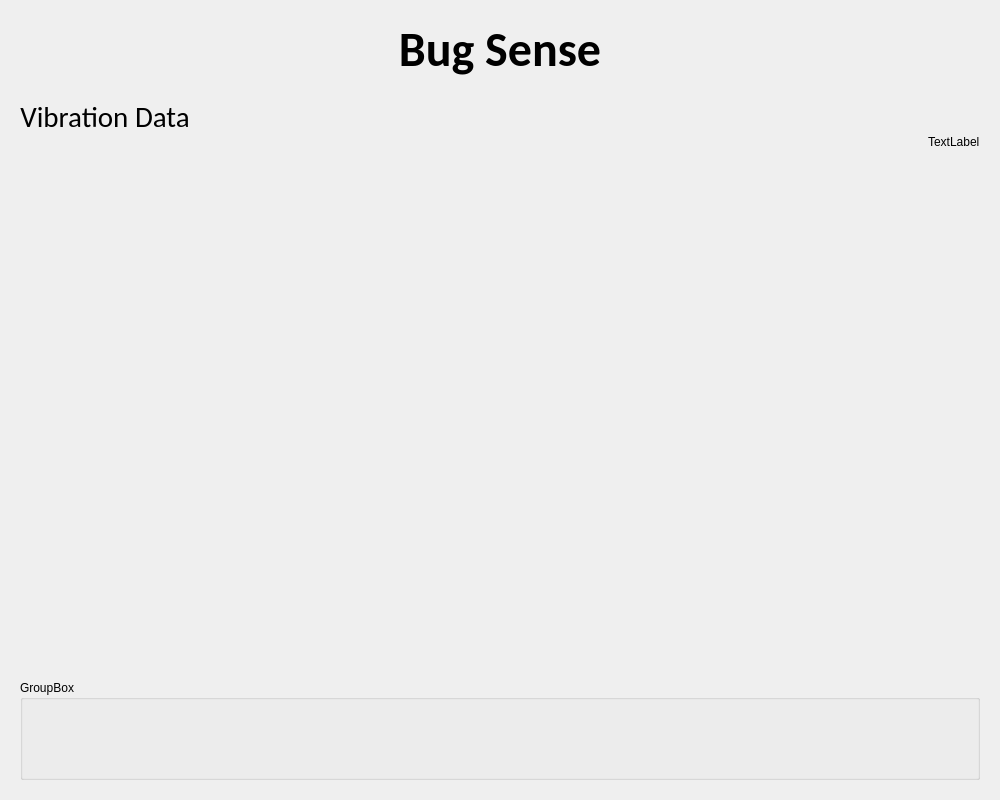
This is ui-interface/src/main_window.ui in biirdrat/bug-sense as Qt 5 draws it before an edit. The edited form follows.
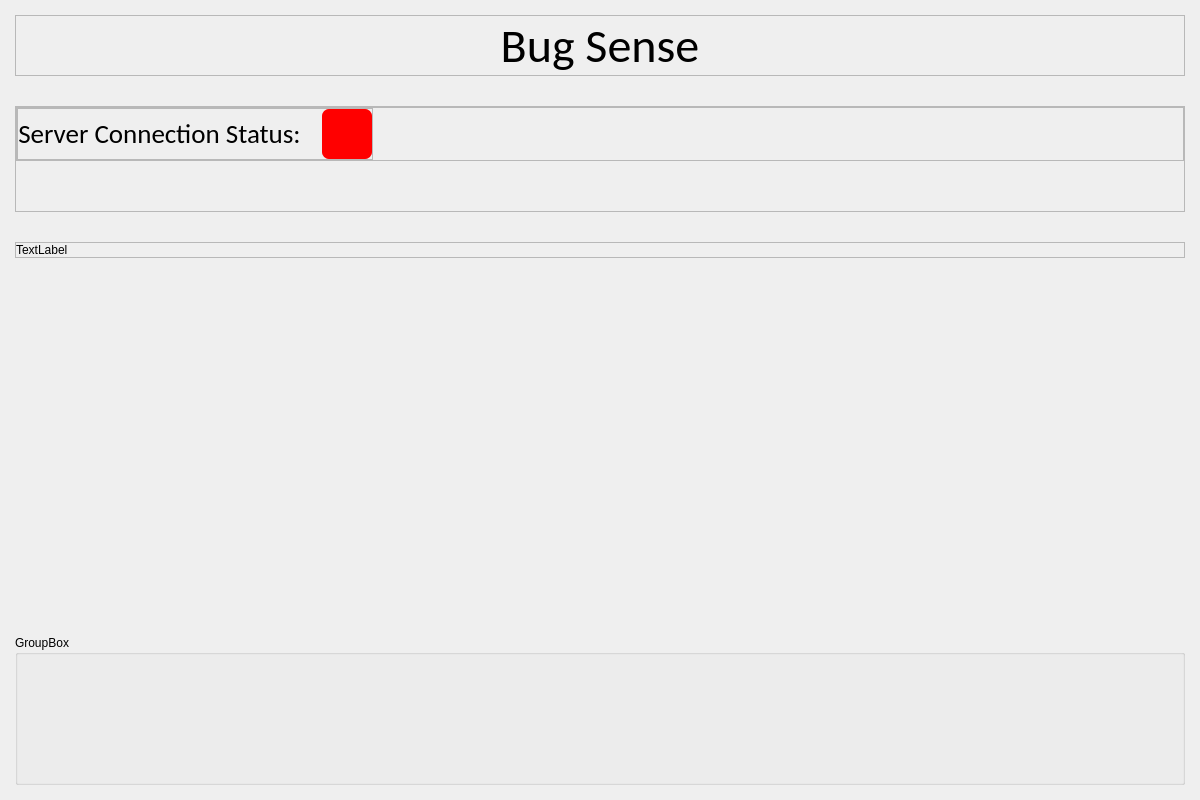
This is the edited form.

Commit message: refactor: delete old ui and implement initial ui elements

```diff
--- a/ui-interface/src/main_window.ui
+++ b/ui-interface/src/main_window.ui
@@ -6,34 +6,65 @@
    <rect>
     <x>0</x>
     <y>0</y>
-    <width>1000</width>
+    <width>1200</width>
     <height>800</height>
    </rect>
   </property>
   <property name="windowTitle">
    <string>MainWindow</string>
   </property>
+  <property name="styleSheet">
+   <string notr="true">QLabel#status_led:enabled 
+{
+    background-color: rgb(0, 255, 0);
+	border-radius: 7px;
+}
+
+QLabel#status_led:disabled 
+{
+    background-color: rgb(255, 0, 0);
+	border-radius: 7px;
+}
+</string>
+  </property>
   <widget class="QWidget" name="centralwidget">
+   <layout class="QGridLayout" name="gridLayout_2">
+    <property name="leftMargin">
+     <number>0</number>
+    </property>
+    <property name="topMargin">
+     <number>0</number>
+    </property>
+    <property name="rightMargin">
+     <number>0</number>
+    </property>
+    <property name="bottomMargin">
+     <number>0</number>
+    </property>
+    <property name="spacing">
+     <number>0</number>
+    </property>
+    <item row="0" column="0">
    <layout class="QGridLayout" name="main_glo">
     <property name="leftMargin">
-     <number>20</number>
+       <number>15</number>
     </property>
     <property name="topMargin">
-     <number>20</number>
+       <number>15</number>
     </property>
     <property name="rightMargin">
-     <number>20</number>
+       <number>15</number>
     </property>
     <property name="bottomMargin">
-     <number>20</number>
+       <number>15</number>
     </property>
     <property name="horizontalSpacing">
      <number>0</number>
     </property>
     <property name="verticalSpacing">
-     <number>20</number>
-    </property>
-    <item row="0" column="0">
+       <number>30</number>
+      </property>
+      <item row="1" column="0">
      <widget class="QFrame" name="header_frame">
       <property name="sizePolicy">
        <sizepolicy hsizetype="Minimum" vsizetype="Minimum">
@@ -42,15 +73,12 @@
        </sizepolicy>
       </property>
       <property name="frameShape">
-       <enum>QFrame::NoFrame</enum>
+         <enum>QFrame::StyledPanel</enum>
       </property>
       <property name="frameShadow">
-       <enum>QFrame::Plain</enum>
-      </property>
-      <property name="lineWidth">
-       <number>0</number>
-      </property>
-      <layout class="QGridLayout" name="gridLayout_2">
+         <enum>QFrame::Raised</enum>
+        </property>
+        <layout class="QGridLayout" name="gridLayout">
        <property name="leftMargin">
         <number>0</number>
        </property>
@@ -68,18 +96,16 @@
        </property>
        <item row="0" column="0">
         <widget class="QLabel" name="title_label">
-         <property name="sizePolicy">
-          <sizepolicy hsizetype="Minimum" vsizetype="Minimum">
-           <horstretch>0</horstretch>
-           <verstretch>0</verstretch>
-          </sizepolicy>
+           <property name="minimumSize">
+            <size>
+             <width>0</width>
+             <height>0</height>
+            </size>
          </property>
          <property name="font">
           <font>
            <family>Calibri</family>
            <pointsize>36</pointsize>
-           <weight>75</weight>
-           <bold>true</bold>
           </font>
          </property>
          <property name="text">
@@ -93,12 +119,12 @@
       </layout>
      </widget>
     </item>
-    <item row="4" column="0">
+      <item row="5" column="0">
      <widget class="QGroupBox" name="groupBox">
       <property name="minimumSize">
        <size>
         <width>0</width>
-        <height>100</height>
+          <height>150</height>
        </size>
       </property>
       <property name="title">
@@ -106,7 +132,47 @@
       </property>
      </widget>
     </item>
-    <item row="1" column="0">
+      <item row="3" column="0">
+       <widget class="QFrame" name="footer_frame">
+        <property name="sizePolicy">
+         <sizepolicy hsizetype="Minimum" vsizetype="Minimum">
+          <horstretch>0</horstretch>
+          <verstretch>0</verstretch>
+         </sizepolicy>
+        </property>
+        <property name="frameShape">
+         <enum>QFrame::StyledPanel</enum>
+        </property>
+        <property name="frameShadow">
+         <enum>QFrame::Raised</enum>
+        </property>
+        <layout class="QGridLayout" name="gridLayout_4">
+         <property name="leftMargin">
+          <number>0</number>
+         </property>
+         <property name="topMargin">
+          <number>0</number>
+         </property>
+         <property name="rightMargin">
+          <number>0</number>
+         </property>
+         <property name="bottomMargin">
+          <number>0</number>
+         </property>
+         <property name="spacing">
+          <number>0</number>
+         </property>
+         <item row="0" column="0">
+          <widget class="QLabel" name="label_3">
+           <property name="text">
+            <string>TextLabel</string>
+           </property>
+          </widget>
+         </item>
+        </layout>
+       </widget>
+      </item>
+      <item row="2" column="0">
      <widget class="QFrame" name="body_frame">
       <property name="sizePolicy">
        <sizepolicy hsizetype="Minimum" vsizetype="Minimum">
@@ -115,13 +181,10 @@
        </sizepolicy>
       </property>
       <property name="frameShape">
-       <enum>QFrame::NoFrame</enum>
+         <enum>QFrame::StyledPanel</enum>
       </property>
       <property name="frameShadow">
-       <enum>QFrame::Plain</enum>
-      </property>
-      <property name="lineWidth">
-       <number>0</number>
+         <enum>QFrame::Raised</enum>
       </property>
       <layout class="QGridLayout" name="gridLayout_3">
        <property name="leftMargin">
@@ -134,7 +197,7 @@
         <number>0</number>
        </property>
        <property name="bottomMargin">
-        <number>0</number>
+          <number>50</number>
        </property>
        <property name="spacing">
         <number>0</number>
@@ -148,13 +211,10 @@
           </sizepolicy>
          </property>
          <property name="frameShape">
-          <enum>QFrame::NoFrame</enum>
+            <enum>QFrame::StyledPanel</enum>
          </property>
          <property name="frameShadow">
-          <enum>QFrame::Plain</enum>
-         </property>
-         <property name="lineWidth">
-          <number>0</number>
+            <enum>QFrame::Raised</enum>
          </property>
          <layout class="QGridLayout" name="gridLayout_5">
           <property name="leftMargin">
@@ -167,41 +227,113 @@
            <number>50</number>
           </property>
           <property name="bottomMargin">
-           <number>30</number>
+             <number>0</number>
           </property>
           <property name="spacing">
            <number>0</number>
           </property>
           <item row="0" column="0">
-           <widget class="QLabel" name="data_title_label">
+             <widget class="QFrame" name="status_frame">
             <property name="sizePolicy">
              <sizepolicy hsizetype="Minimum" vsizetype="Minimum">
               <horstretch>0</horstretch>
               <verstretch>0</verstretch>
              </sizepolicy>
             </property>
+              <property name="frameShape">
+               <enum>QFrame::StyledPanel</enum>
+              </property>
+              <property name="frameShadow">
+               <enum>QFrame::Raised</enum>
+              </property>
+              <layout class="QGridLayout" name="gridLayout_6">
+               <property name="leftMargin">
+                <number>0</number>
+               </property>
+               <property name="topMargin">
+                <number>0</number>
+               </property>
+               <property name="rightMargin">
+                <number>0</number>
+               </property>
+               <property name="bottomMargin">
+                <number>0</number>
+               </property>
+               <property name="horizontalSpacing">
+                <number>15</number>
+               </property>
+               <property name="verticalSpacing">
+                <number>0</number>
+               </property>
+               <item row="0" column="1">
+                <widget class="QLabel" name="status_led">
+                 <property name="enabled">
+                  <bool>false</bool>
+                 </property>
+                 <property name="sizePolicy">
+                  <sizepolicy hsizetype="Minimum" vsizetype="Minimum">
+                   <horstretch>0</horstretch>
+                   <verstretch>0</verstretch>
+                  </sizepolicy>
+                 </property>
+                 <property name="minimumSize">
+                  <size>
+                   <width>50</width>
+                   <height>50</height>
+                  </size>
+                 </property>
+                 <property name="maximumSize">
+                  <size>
+                   <width>16777215</width>
+                   <height>16777215</height>
+                  </size>
+                 </property>
             <property name="font">
              <font>
               <family>Calibri</family>
-              <pointsize>22</pointsize>
+                   <pointsize>12</pointsize>
              </font>
             </property>
             <property name="text">
-             <string>Vibration Data</string>
+                  <string/>
             </property>
             <property name="alignment">
              <set>Qt::AlignCenter</set>
             </property>
            </widget>
           </item>
-          <item row="1" column="0">
-           <layout class="QGridLayout" name="chart_layout">
-            <property name="spacing">
-             <number>0</number>
-            </property>
-           </layout>
-          </item>
-          <item row="1" column="1">
+               <item row="0" column="0">
+                <widget class="QLabel" name="status_label">
+                 <property name="sizePolicy">
+                  <sizepolicy hsizetype="Minimum" vsizetype="Minimum">
+                   <horstretch>0</horstretch>
+                   <verstretch>0</verstretch>
+                  </sizepolicy>
+                 </property>
+                 <property name="minimumSize">
+                  <size>
+                   <width>200</width>
+                   <height>0</height>
+                  </size>
+                 </property>
+                 <property name="font">
+                  <font>
+                   <family>Calibri</family>
+                   <pointsize>20</pointsize>
+                  </font>
+                 </property>
+                 <property name="text">
+                  <string>Server Connection Status: </string>
+                 </property>
+                 <property name="alignment">
+                  <set>Qt::AlignCenter</set>
+                 </property>
+                </widget>
+               </item>
+              </layout>
+             </widget>
+            </item>
+            <item row="0" column="1">
            <spacer name="horizontalSpacer">
             <property name="orientation">
              <enum>Qt::Horizontal</enum>
@@ -217,108 +349,10 @@
          </layout>
         </widget>
        </item>
-       <item row="0" column="1">
-        <widget class="QFrame" name="col2_frame">
-         <property name="sizePolicy">
-          <sizepolicy hsizetype="Minimum" vsizetype="Minimum">
-           <horstretch>0</horstretch>
-           <verstretch>0</verstretch>
-          </sizepolicy>
-         </property>
-         <property name="frameShape">
-          <enum>QFrame::NoFrame</enum>
-         </property>
-         <property name="frameShadow">
-          <enum>QFrame::Plain</enum>
-         </property>
-         <property name="lineWidth">
-          <number>0</number>
-         </property>
-         <layout class="QGridLayout" name="gridLayout_6">
-          <property name="leftMargin">
-           <number>0</number>
-          </property>
-          <property name="topMargin">
-           <number>0</number>
-          </property>
-          <property name="rightMargin">
-           <number>0</number>
-          </property>
-          <property name="bottomMargin">
-           <number>0</number>
-          </property>
-          <property name="spacing">
-           <number>0</number>
-          </property>
-          <item row="0" column="0">
-           <widget class="QLabel" name="label_5">
-            <property name="sizePolicy">
-             <sizepolicy hsizetype="Minimum" vsizetype="Minimum">
-              <horstretch>0</horstretch>
-              <verstretch>0</verstretch>
-             </sizepolicy>
-            </property>
-            <property name="text">
-             <string>TextLabel</string>
-            </property>
-           </widget>
-          </item>
          </layout>
         </widget>
        </item>
-      </layout>
-     </widget>
-    </item>
-    <item row="2" column="0">
-     <widget class="QFrame" name="footer_frame">
-      <property name="sizePolicy">
-       <sizepolicy hsizetype="Minimum" vsizetype="Minimum">
-        <horstretch>0</horstretch>
-        <verstretch>0</verstretch>
-       </sizepolicy>
-      </property>
-      <property name="frameShape">
-       <enum>QFrame::NoFrame</enum>
-      </property>
-      <property name="frameShadow">
-       <enum>QFrame::Plain</enum>
-      </property>
-      <property name="lineWidth">
-       <number>0</number>
-      </property>
-      <layout class="QGridLayout" name="gridLayout_4">
-       <property name="leftMargin">
-        <number>0</number>
-       </property>
-       <property name="topMargin">
-        <number>0</number>
-       </property>
-       <property name="rightMargin">
-        <number>0</number>
-       </property>
-       <property name="bottomMargin">
-        <number>0</number>
-       </property>
-       <property name="spacing">
-        <number>0</number>
-       </property>
-       <item row="0" column="0">
-        <widget class="QLabel" name="label_3">
-         <property name="sizePolicy">
-          <sizepolicy hsizetype="Minimum" vsizetype="Minimum">
-           <horstretch>0</horstretch>
-           <verstretch>0</verstretch>
-          </sizepolicy>
-         </property>
-         <property name="text">
-          <string/>
-         </property>
-        </widget>
-       </item>
-      </layout>
-     </widget>
-    </item>
-    <item row="3" column="0">
+      <item row="4" column="0">
      <spacer name="verticalSpacer">
       <property name="orientation">
        <enum>Qt::Vertical</enum>
@@ -330,6 +364,8 @@
        </size>
       </property>
      </spacer>
+      </item>
+     </layout>
     </item>
    </layout>
   </widget>
```
Left out of the diff: 2 changed lines with no effect on the pictures. Lines whose indentation alone changed are shown as unchanged.
